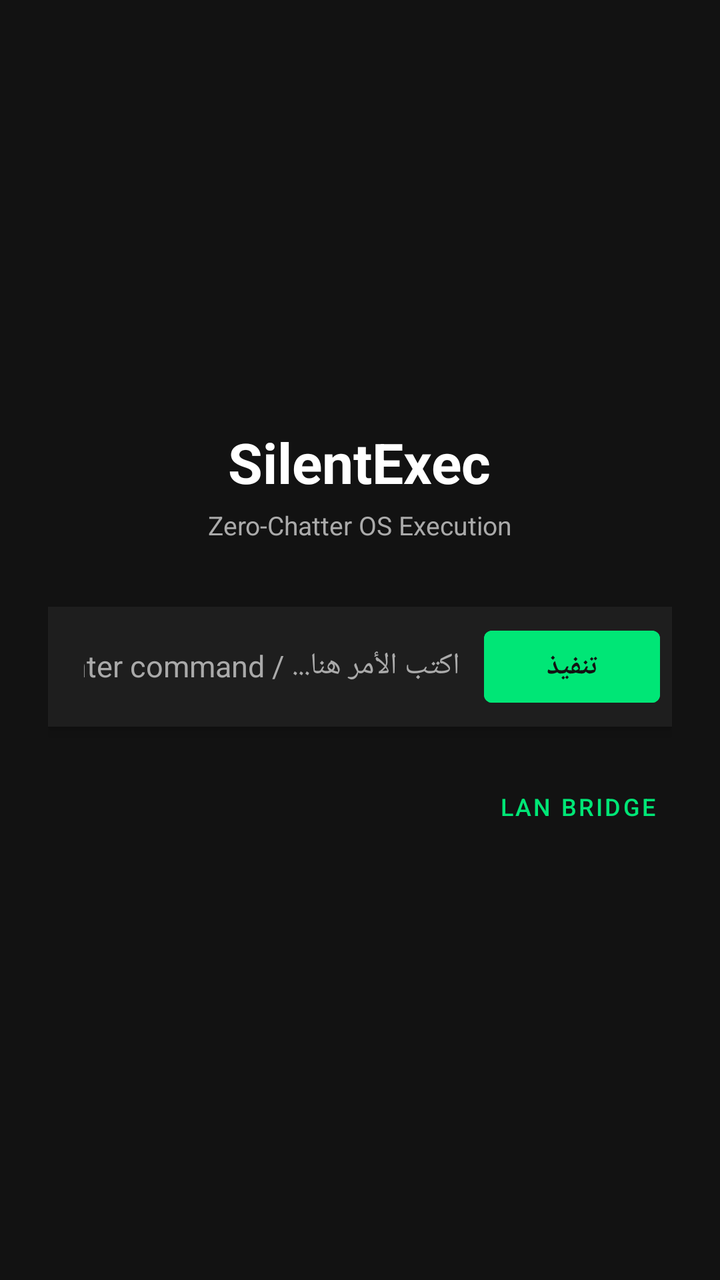
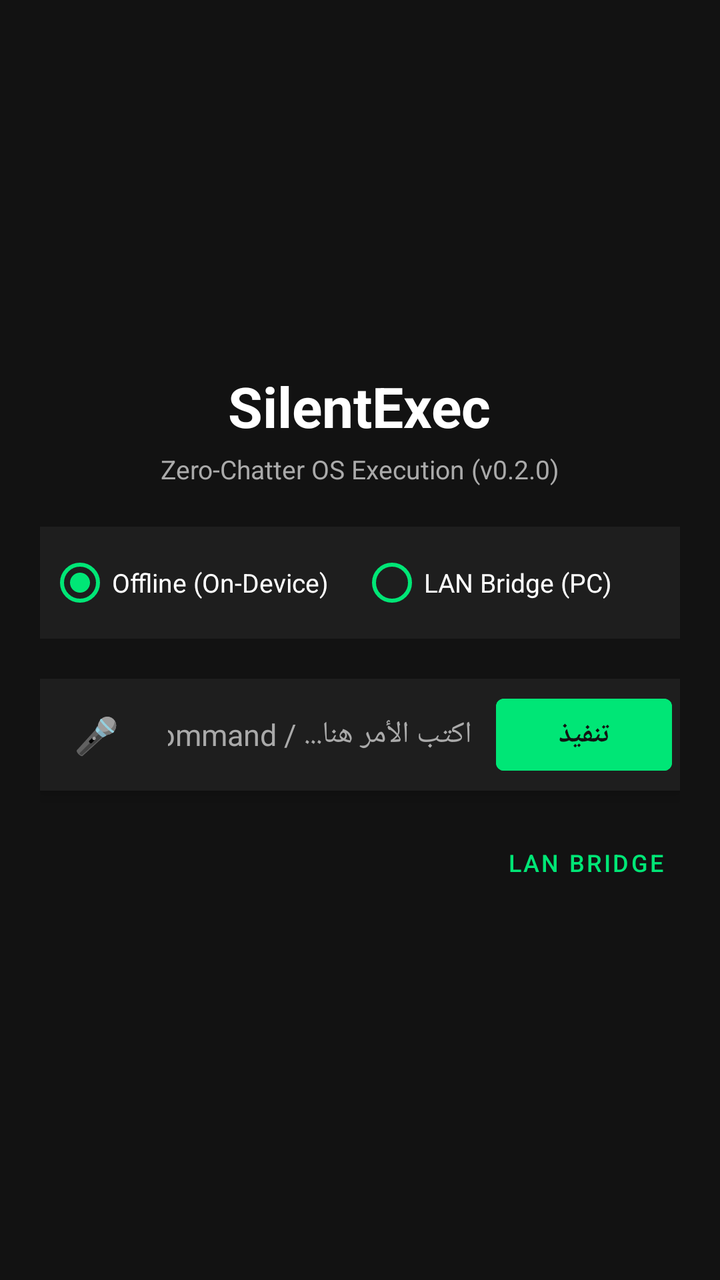

Before-and-after screenshots of an Android layout around one commit, followed by the original layout XML and the change that was made.
<!-- AndroidManifest.xml: application theme Theme.SilentExec -->
<!-- res/layout/activity_main.xml -->
<?xml version="1.0" encoding="utf-8"?>
<LinearLayout xmlns:android="http://schemas.android.com/apk/res/android"
    android:layout_width="match_parent"
    android:layout_height="match_parent"
    android:background="@color/bg_dark"
    android:gravity="center"
    android:orientation="vertical"
    android:padding="24dp">

    <TextView
        android:id="@+id/tvTitle"
        android:layout_width="wrap_content"
        android:layout_height="wrap_content"
        android:text="@string/app_name"
        android:textColor="@color/text_primary"
        android:textSize="28sp"
        android:textStyle="bold" />

    <TextView
        android:id="@+id/tvSubtitle"
        android:layout_width="wrap_content"
        android:layout_height="wrap_content"
        android:layout_marginTop="4dp"
        android:text="Zero-Chatter OS Execution"
        android:textColor="@color/text_secondary"
        android:textSize="13sp" />

    <LinearLayout
        android:layout_width="match_parent"
        android:layout_height="wrap_content"
        android:layout_marginTop="32dp"
        android:background="@color/surface_dark"
        android:elevation="4dp"
        android:orientation="horizontal"
        android:padding="6dp">

        <EditText
            android:id="@+id/etCommand"
            android:layout_width="0dp"
            android:layout_height="wrap_content"
            android:layout_weight="1"
            android:background="@null"
            android:hint="@string/command_hint"
            android:imeOptions="actionDone"
            android:inputType="text"
            android:maxLines="1"
            android:padding="12dp"
            android:textColor="@color/text_primary"
            android:textColorHint="@color/text_secondary"
            android:textSize="15sp" />

        <Button
            android:id="@+id/btnExecute"
            android:layout_width="wrap_content"
            android:layout_height="wrap_content"
            android:backgroundTint="@color/accent_green"
            android:text="@string/execute_btn"
            android:textColor="@color/bg_dark"
            android:textStyle="bold" />
    </LinearLayout>

    <LinearLayout
        android:layout_width="match_parent"
        android:layout_height="wrap_content"
        android:layout_marginTop="16dp"
        android:gravity="center_vertical|end"
        android:orientation="horizontal">

        <Button
            android:id="@+id/btnBridgeSettings"
            style="@style/Widget.MaterialComponents.Button.TextButton"
            android:layout_width="wrap_content"
            android:layout_height="wrap_content"
            android:text="@string/bridge_settings"
            android:textColor="@color/accent_green"
            android:textSize="12sp" />
    </LinearLayout>

    <TextView
        android:id="@+id/tvStatus"
        android:layout_width="wrap_content"
        android:layout_height="wrap_content"
        android:layout_marginTop="24dp"
        android:textColor="@color/accent_green"
        android:textSize="14sp"
        android:visibility="gone" />

</LinearLayout>
<!-- resources referenced by this layout -->
<resources>
  <color name="accent_green">#00E676</color>
  <color name="bg_dark">#121212</color>
  <color name="surface_dark">#1E1E1E</color>
  <color name="text_primary">#FFFFFF</color>
  <color name="text_secondary">#AAAAAA</color>
  <string name="app_name">SilentExec</string>
  <string name="bridge_settings">LAN Bridge</string>
  <string name="command_hint">اكتب الأمر هنا... / Enter command...</string>
  <string name="execute_btn">تنفيذ</string>
  <style name="Theme.SilentExec" parent="Theme.MaterialComponents.DayNight.NoActionBar">
          <item name="android:windowBackground">@color/bg_dark</item>
          <item name="android:statusBarColor">@color/bg_dark</item>
          <item name="android:navigationBarColor">@color/bg_dark</item>
          <item name="colorPrimary">@color/accent_green</item>
          <item name="colorSecondary">@color/accent_green</item>
      </style>
</resources>

<!-- the commit's change to res/layout/activity_main.xml (unified diff, before → after) -->
@@ -5,7 +5,7 @@
     android:background="@color/bg_dark"
     android:gravity="center"
     android:orientation="vertical"
-    android:padding="24dp">
+    android:padding="20dp">
 
     <TextView
         android:id="@+id/tvTitle"
@@ -21,18 +21,107 @@
         android:layout_width="wrap_content"
         android:layout_height="wrap_content"
         android:layout_marginTop="4dp"
-        android:text="Zero-Chatter OS Execution"
+        android:text="Zero-Chatter OS Execution (v0.2.0)"
         android:textColor="@color/text_secondary"
         android:textSize="13sp" />
 
-    <LinearLayout
+    
+    <RadioGroup
+        android:id="@+id/rgExecutionMode"
         android:layout_width="match_parent"
         android:layout_height="wrap_content"
-        android:layout_marginTop="32dp"
+        android:layout_marginTop="20dp"
+        android:background="@color/surface_dark"
+        android:gravity="center"
+        android:orientation="horizontal"
+        android:padding="4dp">
+
+        <RadioButton
+            android:id="@+id/rbOffline"
+            android:layout_width="0dp"
+            android:layout_height="wrap_content"
+            android:layout_weight="1"
+            android:checked="true"
+            android:buttonTint="@color/accent_green"
+            android:text="@string/mode_offline"
+            android:textColor="@color/text_primary"
+            android:textSize="13sp" />
+
+        <RadioButton
+            android:id="@+id/rbBridge"
+            android:layout_width="0dp"
+            android:layout_height="wrap_content"
+            android:layout_weight="1"
+            android:buttonTint="@color/accent_green"
+            android:text="@string/mode_bridge"
+            android:textColor="@color/text_primary"
+            android:textSize="13sp" />
+    </RadioGroup>
+
+    
+    <LinearLayout
+        android:id="@+id/layoutModelDownload"
+        android:layout_width="match_parent"
+        android:layout_height="wrap_content"
+        android:layout_marginTop="16dp"
+        android:background="@color/surface_dark"
+        android:gravity="center"
+        android:orientation="vertical"
+        android:padding="12dp"
+        android:visibility="gone">
+
+        <Button
+            android:id="@+id/btnDownloadModel"
+            android:layout_width="match_parent"
+            android:layout_height="wrap_content"
+            android:backgroundTint="@color/accent_green"
+            android:text="@string/download_model_btn"
+            android:textColor="@color/bg_dark"
+            android:textStyle="bold" />
+
+        <ProgressBar
+            android:id="@+id/pbDownload"
+            style="?android:attr/progressBarStyleHorizontal"
+            android:layout_width="match_parent"
+            android:layout_height="8dp"
+            android:layout_marginTop="8dp"
+            android:max="100"
+            android:progress="0"
+            android:progressTint="@color/accent_green"
+            android:visibility="gone" />
+
+        <TextView
+            android:id="@+id/tvDownloadStatus"
+            android:layout_width="wrap_content"
+            android:layout_height="wrap_content"
+            android:layout_marginTop="6dp"
+            android:textColor="@color/text_secondary"
+            android:textSize="12sp"
+            android:visibility="gone" />
+    </LinearLayout>
+
+    
+    <LinearLayout
+        android:id="@+id/layoutCommandBar"
+        android:layout_width="match_parent"
+        android:layout_height="wrap_content"
+        android:layout_marginTop="20dp"
         android:background="@color/surface_dark"
         android:elevation="4dp"
+        android:gravity="center_vertical"
         android:orientation="horizontal"
-        android:padding="6dp">
+        android:padding="4dp">
+
+        <Button
+            android:id="@+id/btnMic"
+            style="@style/Widget.MaterialComponents.Button.TextButton"
+            android:layout_width="48dp"
+            android:layout_height="48dp"
+            android:minWidth="0dp"
+            android:padding="0dp"
+            android:text="@string/mic_btn"
+            android:textColor="@color/accent_green"
+            android:textSize="18sp" />
 
         <EditText
             android:id="@+id/etCommand"
@@ -59,10 +148,11 @@
             android:textStyle="bold" />
     </LinearLayout>
 
+    
     <LinearLayout
         android:layout_width="match_parent"
         android:layout_height="wrap_content"
-        android:layout_marginTop="16dp"
+        android:layout_marginTop="12dp"
         android:gravity="center_vertical|end"
         android:orientation="horizontal">
 
@@ -76,11 +166,13 @@
             android:textSize="12sp" />
     </LinearLayout>
 
+    
     <TextView
         android:id="@+id/tvStatus"
         android:layout_width="wrap_content"
         android:layout_height="wrap_content"
-        android:layout_marginTop="24dp"
+        android:layout_marginTop="20dp"
+        android:gravity="center"
         android:textColor="@color/accent_green"
         android:textSize="14sp"
         android:visibility="gone" />
<!-- resource entries referenced after the edit -->
@@ -8,7 +8,11 @@
   <string name="app_name">SilentExec</string>
   <string name="bridge_settings">LAN Bridge</string>
   <string name="command_hint">اكتب الأمر هنا... / Enter command...</string>
+  <string name="download_model_btn">تحميل النموذج (379 MB)</string>
   <string name="execute_btn">تنفيذ</string>
+  <string name="mic_btn">🎤</string>
+  <string name="mode_bridge">LAN Bridge (PC)</string>
+  <string name="mode_offline">Offline (On-Device)</string>
   <style name="Theme.SilentExec" parent="Theme.MaterialComponents.DayNight.NoActionBar">
           <item name="android:windowBackground">@color/bg_dark</item>
           <item name="android:statusBarColor">@color/bg_dark</item>
